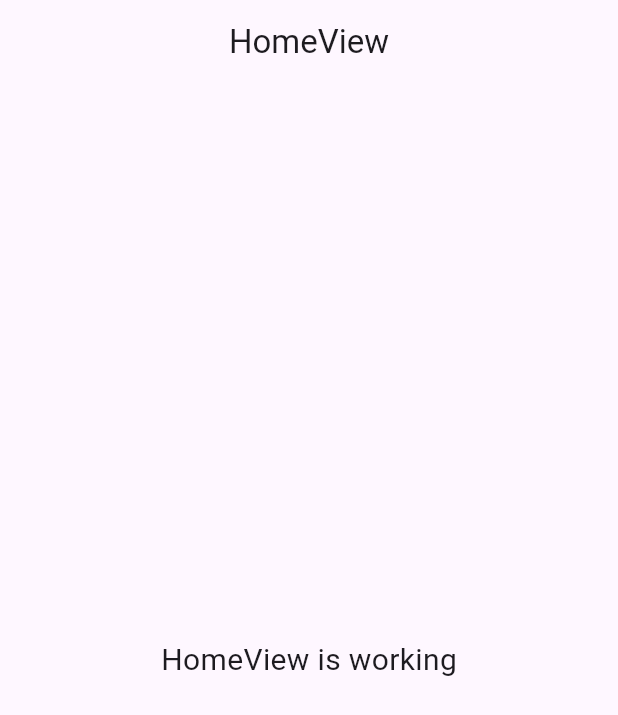
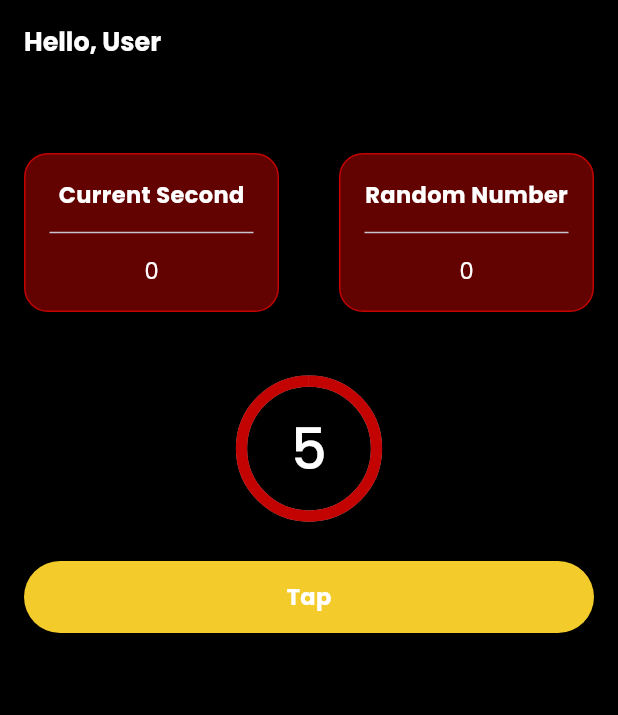
Before and after one commit to rishek/timetap, a Flutter app: the screen it shows after launch, on a phone screen of 412 x 824 dp. Shown: the top 715 px of the screen. Run offline on Flutter 3.47's test engine with Material 3 defaults, Android fonts, the phone set to English and light mode, and no system bars; our stand-ins replace get, google_fonts.

```diff
--- a/lib/app/constants/colors.dart
+++ b/lib/app/constants/colors.dart
@@ -4,8 +4,9 @@ mixin AppColors {
   static const primary = Color(0xFF00BD70);
   static const onPrimary = Colors.white;
   static const primaryContainer = null;
+
   static const onPrimaryContainer = null;
-  static const secondary = Color(0xFFFDD159);
+  static const secondary = Color(0xFFF3CC2C);
   static const lightYellow = Color(0xFFFBEB59);
   static const onSecondary = Colors.white;
   static const secondaryContainer = null;
--- /dev/null
+++ b/lib/app/constants/strings.dart
@@ -0,0 +1,12 @@
+class AppStrings {
+  static const appName = "TimeTap";
+  static const currentSec = "Current Second";
+  static const randomNum = "Random Number";
+
+  static const success = "Success :)";
+  static const tryAgain = "Sorry, Try Again";
+  static const totalScore = "Total Score : ";
+  static const totalAttempts = "Total Attempts : ";
+  static const sorry =
+      "Sorry! Timeout and one attempt is considered for failure as penalty";
+}
--- /dev/null
+++ b/lib/app/modules/home/views/box_widget.dart
@@ -0,0 +1,36 @@
+import 'package:flutter/material.dart';
+import 'package:timetap/app/constants/styles.dart';
+import 'package:timetap/app/constants/colors.dart';
+
+
+class BoxWidget extends StatelessWidget {
+  final String title;
+  final String value;
+
+  const BoxWidget({super.key, required this.title, required this.value});
+
+  @override
+  Widget build(BuildContext context) {
+    return Container(
+      padding: EdgeInsets.all(16.0),
+      width: 170,
+      decoration: BoxDecoration(
+          color: AppColors.red.withOpacity(0.5),
+          border: Border.all(color: AppColors.red),
+          borderRadius: BorderRadius.circular(16)),
+      child: Column(
+        children: [
+          Text(
+            title,
+            style: smallStyle.copyWith(fontWeight: FontWeight.bold),
+          ),
+          Divider(height: 30),
+          Text(
+            value,
+            style: smallStyle,
+          )
+        ],
+      ),
+    );
+  }
+}
--- a/lib/app/modules/home/views/home_view.dart
+++ b/lib/app/modules/home/views/home_view.dart
@@ -1,24 +1,77 @@
 import 'package:flutter/material.dart';
+import 'package:timetap/app/constants/styles.dart';
+import 'package:timetap/app/constants/colors.dart';
+import 'package:timetap/app/constants/strings.dart';
+import 'package:timetap/app/widgets/button_large.dart';
 
 import 'package:get/get.dart';
-
 import '../controllers/home_controller.dart';
+import '../views/timer_widget.dart';
+import '../views/box_widget.dart';
+import '../views/game_status_widget.dart';
 
 class HomeView extends GetView<HomeController> {
-  const HomeView({Key? key}) : super(key: key);
+  HomeView({Key? key}) : super(key: key);
+
+  final controller = Get.put(HomeController());
+
   @override
   Widget build(BuildContext context) {
     return Scaffold(
-      appBar: AppBar(
-        title: const Text('HomeView'),
-        centerTitle: true,
-      ),
-      body: const Center(
-        child: Text(
-          'HomeView is working',
-          style: TextStyle(fontSize: 20),
+        appBar: AppBar(
+          title: Text('Hello, User',
+              style: normalStyle.copyWith(
+                  color: AppColors.white, fontWeight: FontWeight.bold)),
+          backgroundColor: AppColors.black,
         ),
-      ),
-    );
+        body: Obx(
+          () => Container(
+            width: double.infinity,
+            color: AppColors.black,
+            padding: EdgeInsets.all(16.0),
+            child: Column(
+              children: [
+                SizedBox(height: 30),
+                Row(
+                  mainAxisAlignment: MainAxisAlignment.spaceBetween,
+                  children: [
+                    BoxWidget(
+                        title: AppStrings.currentSec,
+                        value: controller.secondsFromTap.value.toString()),
+                    BoxWidget(
+                        title: AppStrings.randomNum,
+                        value: controller.randomNum.value.toString()),
+                  ],
+                ),
+                SizedBox(height: 16),
+                controller.counter.value == 0
+                    ? Container()
+                    : GameStatusWidget(
+                        title: controller.randomNum.value ==
+                                controller.secondsFromTap.value
+                            ? AppStrings.success
+                            : AppStrings.tryAgain,
+                        score: controller.successfulAttempts.value.toString(),
+                        attempts: controller.totalAttempts.value.toString(),
+                        color: controller.randomNum.value ==
+                                controller.secondsFromTap.value
+                            ? AppColors.green
+                            : AppColors.lightYellow,
+                      ),
+                TimerWidget(timerValue: controller.timerValue.value),
+                Material(
+                    color: AppColors.secondary,
+                    borderRadius: BorderRadius.circular(50),
+                    child: InkWell(
+                      borderRadius: BorderRadius.circular(50),
+                      onTap: () {
+                        controller.handleTap(context);
+                      },
+                      child: LargeButton(title: "Tap"),
+                    )),
+              ],
+            ),
+          ),
+        ));
   }
 }
--- /dev/null
+++ b/lib/app/modules/home/views/timer_widget.dart
@@ -0,0 +1,35 @@
+import 'package:flutter/material.dart';
+import 'package:timetap/app/constants/styles.dart';
+import 'package:timetap/app/constants/colors.dart';
+
+class TimerWidget extends StatelessWidget {
+  final int timerValue;
+
+  const TimerWidget({super.key, required this.timerValue});
+
+  @override
+  Widget build(BuildContext context) {
+    return Container(
+      width: 150,
+      height: 150,
+      child: Transform.scale(
+        scale: 2.5,
+        child: Stack(
+          alignment: Alignment.center,
+          children: [
+            CircularProgressIndicator(
+              backgroundColor: AppColors.grey,
+              value: timerValue / 5,
+              strokeWidth: 3,
+              color: AppColors.red,
+            ),
+            Text(
+              "$timerValue",
+              style: smallStyle.copyWith(fontWeight: FontWeight.w500),
+            ),
+          ],
+        ),
+      ),
+    );
+  }
+}
--- a/lib/app/modules/splash/views/splash_view.dart
+++ b/lib/app/modules/splash/views/splash_view.dart
@@ -3,6 +3,7 @@ import 'package:get/get.dart';
 import 'package:timetap/app/constants/colors.dart';
 import 'package:timetap/app/constants/styles.dart';
 import '../controllers/splash_controller.dart';
+import 'package:timetap/app/constants/strings.dart';
 
 class SplashView extends GetView<SplashController> {
   SplashView({Key? key}) : super(key: key);
@@ -21,9 +22,8 @@ class SplashView extends GetView<SplashController> {
             opacity: controller.opacity.value,
             duration: Duration(seconds: 1), // Adjust the duration as needed
             child: Text(
-              "TimeTap",
-              style: bigStyle.copyWith(
-                  fontWeight: FontWeight.bold, color: AppColors.white),
+              AppStrings.appName,
+              style: bigStyle.copyWith(fontWeight: FontWeight.bold),
             ),
           ),
         ),
--- a/lib/app/routes/app_pages.dart
+++ b/lib/app/routes/app_pages.dart
@@ -15,7 +15,7 @@ class AppPages {
   static final routes = [
     GetPage(
       name: _Paths.HOME,
-      page: () => const HomeView(),
+      page: () => HomeView(),
       binding: HomeBinding(),
     ),
     GetPage(
--- /dev/null
+++ b/lib/app/widgets/button_large.dart
@@ -0,0 +1,23 @@
+import 'package:flutter/material.dart';
+import 'package:timetap/app/constants/styles.dart';
+import 'package:timetap/app/constants/colors.dart';
+import 'package:timetap/app/constants/strings.dart';
+
+class LargeButton extends StatelessWidget {
+  final String title;
+  const LargeButton({super.key, required this.title});
+
+  @override
+  Widget build(BuildContext context) {
+    return Container(
+      alignment: Alignment.center,
+      height: 48,
+      width: double.infinity,
+      child: Text(
+        title,
+        style: smallStyle.copyWith(
+            color: AppColors.white, fontWeight: FontWeight.bold),
+      ),
+    );
+  }
+}
```
Also changed, not shown: lib/app/constants/styles.dart (+5 -5 lines), lib/app/modules/home/controllers/home_controller.dart (+55 -2 lines), lib/app/modules/home/views/dialog_widget.dart (added, +69 -0 lines), lib/app/modules/home/views/game_status_widget.dart (added, +61 -0 lines).
